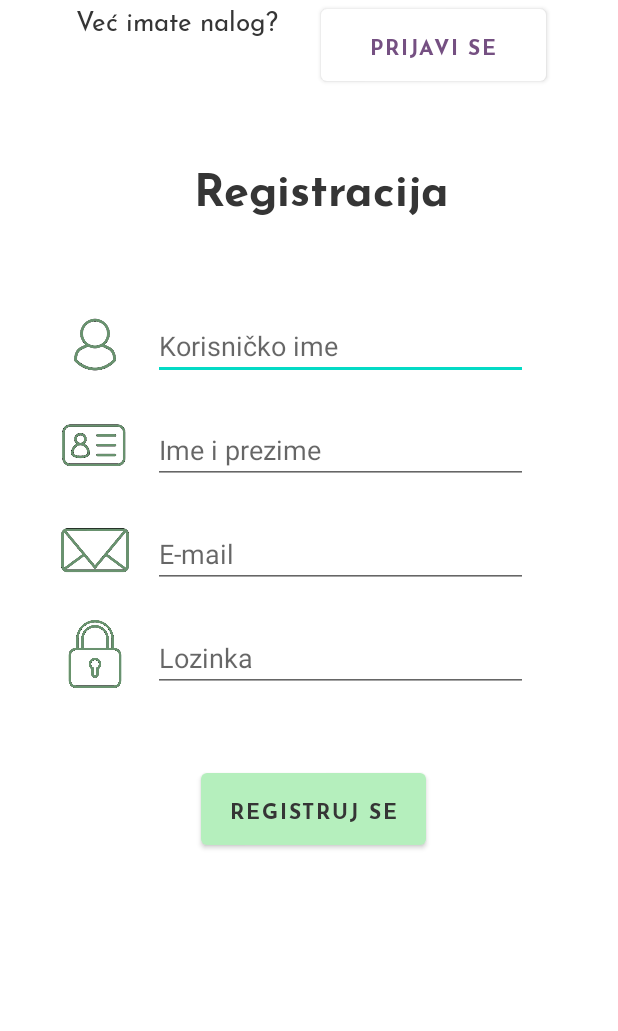
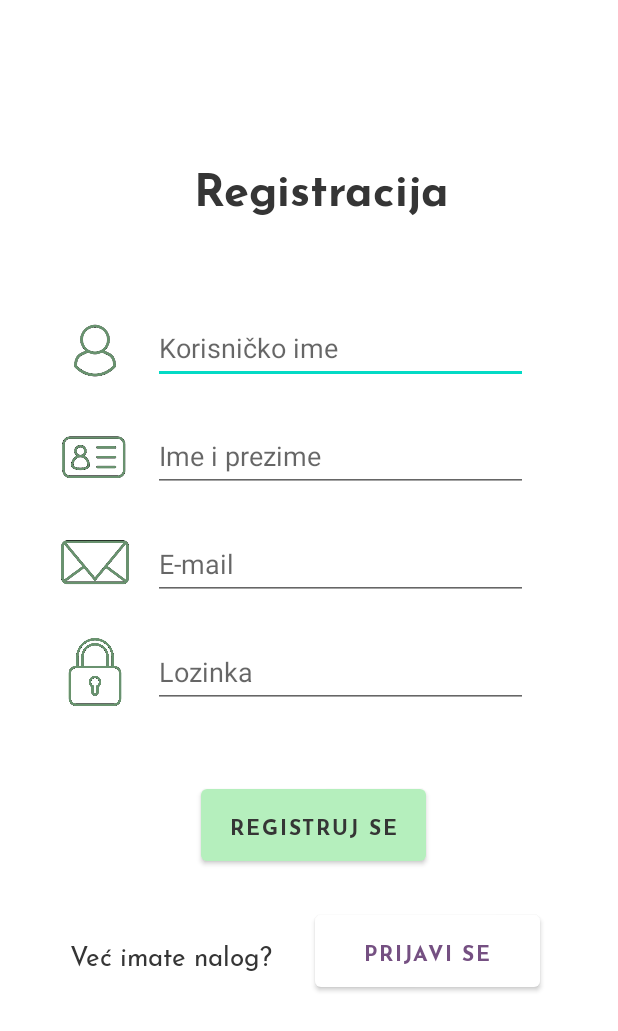
Before and after one commit to apetrovic2/SkuciSe, an Android app: the layout registration.xml on its own in the app's theme, with its tools: preview values and no code run, on a phone screen of 412 x 824 dp. Shown: the top 1031 px of the screen. Run offline under Robolectric (Android 15) with nearby library versions, the phone set to English and light mode, and no system bars.

Commit message:
Povezivanje stranica

```diff
--- a/SkuciSe/app/src/main/AndroidManifest.xml
+++ b/SkuciSe/app/src/main/AndroidManifest.xml
@@ -10,6 +10,9 @@
         android:supportsRtl="true"
         android:theme="@style/Theme.MyApplication">
         <activity
+            android:name=".Login"
+            android:exported="false" />
+        <activity
             android:name=".MainActivity"
             android:exported="true">
             <intent-filter>
--- a/SkuciSe/app/src/main/res/layout/activity_main.xml
+++ b/SkuciSe/app/src/main/res/layout/activity_main.xml
@@ -17,7 +17,7 @@
         app:layout_constraintTop_toTopOf="parent"></LinearLayout>
 
     <Button
-        android:id="@+id/button2"
+        android:id="@+id/btnLogin"
         android:layout_width="150dp"
         android:layout_height="60dp"
         android:layout_marginStart="40dp"
@@ -31,7 +31,7 @@
         app:layout_constraintVertical_bias="0.234" />
 
     <Button
-        android:id="@+id/button3"
+        android:id="@+id/btnRegistration"
         android:layout_width="150dp"
         android:layout_height="60dp"
         android:layout_marginEnd="40dp"
--- a/SkuciSe/app/src/main/res/layout/registration.xml
+++ b/SkuciSe/app/src/main/res/layout/registration.xml
@@ -6,7 +6,7 @@
     android:layout_height="match_parent">
 
     <EditText
-        android:id="@+id/editTextTextPersonName"
+        android:id="@+id/tbUsernameRegistration"
         android:layout_width="250dp"
         android:layout_height="wrap_content"
         android:layout_marginTop="208dp"
@@ -14,11 +14,12 @@
         android:ems="10"
         android:hint="Korisničko ime"
         android:inputType="textPersonName"
+        android:minHeight="48dp"
         app:layout_constraintEnd_toEndOf="parent"
         app:layout_constraintTop_toTopOf="parent" />
 
     <EditText
-        android:id="@+id/editTextTextPassword"
+        android:id="@+id/tbPasswordRegistration"
         android:layout_width="250dp"
         android:layout_height="wrap_content"
         android:layout_marginTop="24dp"
@@ -26,8 +27,9 @@
         android:ems="10"
         android:hint="Lozinka"
         android:inputType="textPassword"
+        android:minHeight="48dp"
         app:layout_constraintEnd_toEndOf="parent"
-        app:layout_constraintTop_toBottomOf="@+id/editTextTextPersonName2" />
+        app:layout_constraintTop_toBottomOf="@+id/tbEmail" />
 
     <TextView
         android:id="@+id/textView"
@@ -38,12 +40,12 @@
         android:fontFamily="@font/josefinsans_bold"
         android:text="Registracija"
         android:textColor="#353535"
-        android:textSize="30dp"
+        android:textSize="30sp"
         app:layout_constraintEnd_toEndOf="parent"
         app:layout_constraintTop_toTopOf="parent" />
 
     <Button
-        android:id="@+id/button4"
+        android:id="@+id/btnRegistrationFinal"
         android:layout_width="150dp"
         android:layout_height="60dp"
         android:layout_marginTop="48dp"
@@ -53,34 +55,36 @@
         android:textColor="#353535"
         app:backgroundTint="#b5efbd"
         app:layout_constraintEnd_toEndOf="parent"
-        app:layout_constraintTop_toBottomOf="@+id/editTextTextPassword" />
+        app:layout_constraintTop_toBottomOf="@+id/tbPasswordRegistration" />
 
     <TextView
         android:id="@+id/textView2"
         android:layout_width="wrap_content"
         android:layout_height="wrap_content"
+        android:layout_marginTop="43dp"
         android:layout_marginEnd="28dp"
         android:fontFamily="@font/josefinregular"
         android:text="Već imate nalog?"
         android:textColor="#353535"
-        android:textSize="17dp"
-        app:layout_constraintEnd_toStartOf="@+id/button6"
-        tools:layout_editor_absoluteY="623dp" />
+        android:textSize="17sp"
+        app:layout_constraintEnd_toStartOf="@+id/btnLoginRegistration"
+        app:layout_constraintTop_toBottomOf="@+id/btnRegistrationFinal" />
 
     <Button
-        android:id="@+id/button6"
+        android:id="@+id/btnLoginRegistration"
         android:layout_width="150dp"
         android:layout_height="60dp"
-        android:layout_marginEnd="48dp"
+        android:layout_marginTop="24dp"
+        android:layout_marginEnd="52dp"
         android:fontFamily="@font/josefinsans_bold"
         android:text="Prijavi se"
         android:textColor="#755082"
         app:backgroundTint="@color/white"
         app:layout_constraintEnd_toEndOf="parent"
-        tools:layout_editor_absoluteY="603dp" />
+        app:layout_constraintTop_toBottomOf="@+id/btnRegistrationFinal" />
 
     <EditText
-        android:id="@+id/editTextTextPersonName2"
+        android:id="@+id/tbEmail"
         android:layout_width="250dp"
         android:layout_height="wrap_content"
         android:layout_marginTop="24dp"
@@ -88,11 +92,12 @@
         android:ems="10"
         android:hint="E-mail"
         android:inputType="textPersonName"
+        android:minHeight="48dp"
         app:layout_constraintEnd_toEndOf="parent"
-        app:layout_constraintTop_toBottomOf="@+id/editTextTextPersonName3" />
+        app:layout_constraintTop_toBottomOf="@+id/tbNameAndLastName" />
 
     <EditText
-        android:id="@+id/editTextTextPersonName3"
+        android:id="@+id/tbNameAndLastName"
         android:layout_width="250dp"
         android:layout_height="wrap_content"
         android:layout_marginTop="24dp"
@@ -100,16 +105,17 @@
         android:ems="10"
         android:hint="Ime i prezime"
         android:inputType="textPersonName"
+        android:minHeight="48dp"
         app:layout_constraintEnd_toEndOf="parent"
-        app:layout_constraintTop_toBottomOf="@+id/editTextTextPersonName" />
+        app:layout_constraintTop_toBottomOf="@+id/tbUsernameRegistration" />
 
     <ImageView
         android:id="@+id/imageView"
         android:layout_width="45dp"
         android:layout_height="45dp"
-        android:layout_marginTop="24dp"
+        android:layout_marginTop="28dp"
         android:layout_marginEnd="16dp"
-        app:layout_constraintEnd_toStartOf="@+id/editTextTextPersonName3"
+        app:layout_constraintEnd_toStartOf="@+id/tbNameAndLastName"
         app:layout_constraintTop_toBottomOf="@+id/imageView2"
         app:srcCompat="@drawable/card_green" />
 
@@ -117,9 +123,9 @@
         android:id="@+id/imageView2"
         android:layout_width="45dp"
         android:layout_height="45dp"
-        android:layout_marginTop="60dp"
+        android:layout_marginTop="64dp"
         android:layout_marginEnd="16dp"
-        app:layout_constraintEnd_toStartOf="@+id/editTextTextPersonName"
+        app:layout_constraintEnd_toStartOf="@+id/tbUsernameRegistration"
         app:layout_constraintTop_toBottomOf="@+id/textView"
         app:srcCompat="@drawable/person_green" />
 
@@ -129,7 +135,7 @@
         android:layout_height="45dp"
         android:layout_marginTop="24dp"
         android:layout_marginEnd="16dp"
-        app:layout_constraintEnd_toStartOf="@+id/editTextTextPersonName2"
+        app:layout_constraintEnd_toStartOf="@+id/tbEmail"
         app:layout_constraintTop_toBottomOf="@+id/imageView"
         app:srcCompat="@drawable/letter_green" />
 
@@ -137,9 +143,9 @@
         android:id="@+id/imageView4"
         android:layout_width="45dp"
         android:layout_height="45dp"
-        android:layout_marginTop="24dp"
+        android:layout_marginTop="28dp"
         android:layout_marginEnd="16dp"
-        app:layout_constraintEnd_toStartOf="@+id/editTextTextPassword"
+        app:layout_constraintEnd_toStartOf="@+id/tbPasswordRegistration"
         app:layout_constraintTop_toBottomOf="@+id/imageView3"
         app:srcCompat="@drawable/lock_green" />
 
```
Also changed, not shown: SkuciSe/app/src/main/java/com/example/myapplication/Login.kt (added, +11 -0 lines), SkuciSe/app/src/main/java/com/example/myapplication/MainActivity.kt (+8 -0 lines), SkuciSe/app/src/main/res/layout/activity_login.xml (renamed from SkuciSe/app/src/main/res/layout/login.xml, +17 -14 lines).
